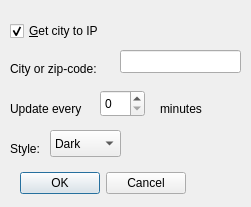
kylroma/Weather, file settingswidget.ui: the form before one commit.
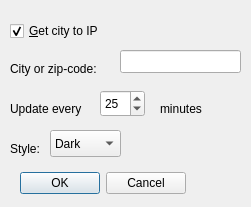
The form after the commit.

```diff
--- a/settingswidget.ui
+++ b/settingswidget.ui
@@ -107,6 +107,9 @@
      <height>27</height>
     </rect>
    </property>
+   <property name="value">
+    <number>25</number>
+   </property>
   </widget>
   <widget class="QLabel" name="label_4">
    <property name="geometry">
```
